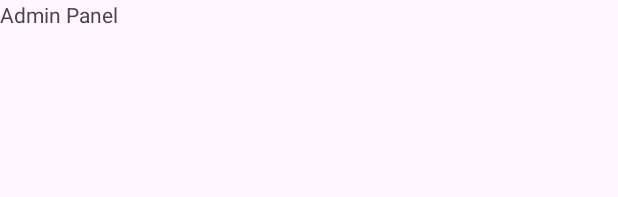
After one commit to jeisonful/Ordenapp, an Android app: the layout activity_admin.xml on its own in the app's theme, with its tools: preview values and no code run, on a phone screen of 412 x 824 dp. The commit adds this screen. Shown: the top 197 px of the screen. Run offline under Robolectric (Android 15) with nearby library versions, the phone set to English and light mode, and no system bars.

Commit message:
Initial Commit

```diff
--- a/app/src/main/AndroidManifest.xml
+++ b/app/src/main/AndroidManifest.xml
@@ -12,6 +12,9 @@
         android:supportsRtl="true"
         android:theme="@style/Theme.Ordenapp"
         tools:targetApi="31">
+        <activity
+            android:name=".Activity.AdminActivity"
+            android:exported="false" />
         <activity
             android:name=".Activity.CartActivity"
             android:exported="false" />
--- a/app/src/main/java/com/example/ordenapp/Activity/MainActivity.java
+++ b/app/src/main/java/com/example/ordenapp/Activity/MainActivity.java
@@ -81,6 +81,10 @@ private ActivityMainBinding binding;
 
     private void setVariable() {
 
+        binding.btnAdmin.setOnClickListener(v -> {
+            startActivity(new Intent(MainActivity.this, AdminActivity.class));
+        });
+
         binding.btnLogout.setOnClickListener(v -> {
             FirebaseAuth.getInstance().signOut();
             startActivity(new Intent(MainActivity.this, LoginActivity.class));
--- a/app/src/main/java/com/example/ordenapp/Adapter/CartAdapter.java
+++ b/app/src/main/java/com/example/ordenapp/Adapter/CartAdapter.java
@@ -18,12 +18,14 @@ import com.example.ordenapp.Helper.ChangeNumberItemsListener;
 import com.example.ordenapp.Helper.ManagmentCart;
 import com.example.ordenapp.R;
 
+import java.text.DecimalFormat;
 import java.util.ArrayList;
 
 public class CartAdapter extends RecyclerView.Adapter<CartAdapter.viewholder> {
     ArrayList<Products> list;
     private ManagmentCart managmentCart;
     ChangeNumberItemsListener changeNumberItemsListener;
+
 
     public CartAdapter(ArrayList<Products> list, Context context, ChangeNumberItemsListener changeNumberItemsListener) {
         this.list = list;
@@ -40,7 +42,6 @@ public class CartAdapter extends RecyclerView.Adapter<CartAdapter.viewholder> {
 
     @Override
     public void onBindViewHolder(@NonNull CartAdapter.viewholder holder, int position) {
-
         holder.title.setText(list.get(position).getTitle());
         holder.feeEachItem.setText("$"+(list.get(position).getNumberInCart()*list.get(position).getPrice()));
         holder.totalEachItem.setText(list.get(position).getNumberInCart()+" * $"+(
--- /dev/null
+++ b/app/src/main/res/layout/activity_admin.xml
@@ -0,0 +1,18 @@
+<?xml version="1.0" encoding="utf-8"?>
+<androidx.constraintlayout.widget.ConstraintLayout xmlns:android="http://schemas.android.com/apk/res/android"
+    xmlns:app="http://schemas.android.com/apk/res-auto"
+    xmlns:tools="http://schemas.android.com/tools"
+    android:id="@+id/main"
+    android:layout_width="match_parent"
+    android:layout_height="match_parent"
+    tools:context=".Activity.AdminActivity">
+
+    <TextView
+        android:id="@+id/userName"
+        android:layout_width="wrap_content"
+        android:layout_height="wrap_content"
+        android:text="Admin Panel"
+        tools:layout_editor_absoluteX="180dp"
+        tools:layout_editor_absoluteY="306dp"
+        tools:ignore="MissingConstraints" />
+</androidx.constraintlayout.widget.ConstraintLayout>
```
Also changed, not shown: app/src/main/java/com/example/ordenapp/Activity/AdminActivity.java (added, +29 -0 lines), app/src/main/java/com/example/ordenapp/Activity/CartActivity.java (+6 -3 lines).
